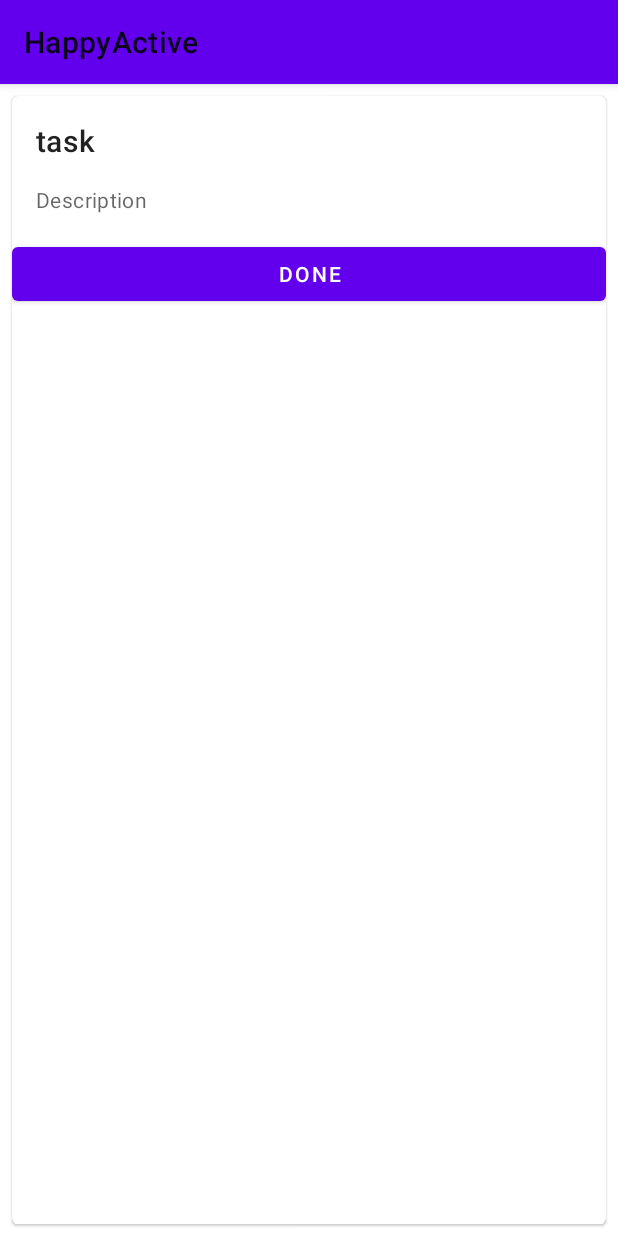
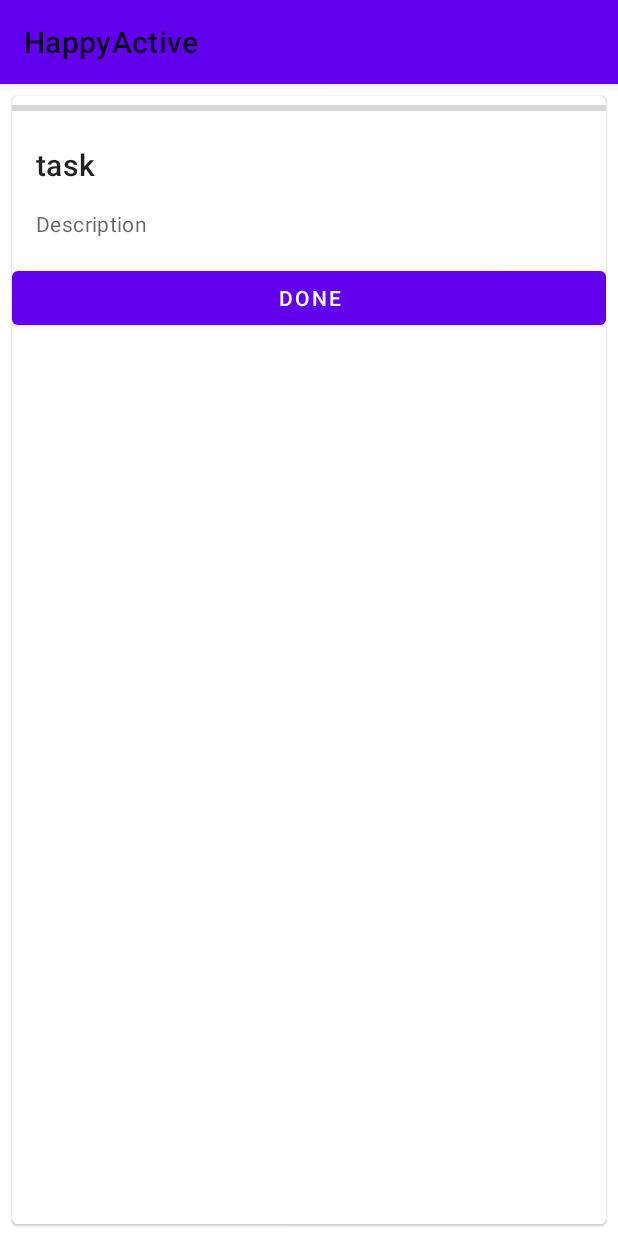
Before and after one commit to ZakharA/HappyActive, an Android app: the TaskFragment screen opened directly, with no data from a screen before it, on a phone screen of 412 x 824 dp. Run offline under Robolectric (Android 15) with nearby library versions, the phone set to English and light mode, and no system bars; our stand-ins replace Room's generated code; 4 statements that could not run were skipped.

Commit message:
impl: task progress bar

```diff
--- a/app/build.gradle
+++ b/app/build.gradle
@@ -34,6 +34,7 @@ dependencies {
     def arch_version = "2.1.0"
 
     implementation "androidx.room:room-runtime:$room_version"
+    implementation "androidx.viewpager2:viewpager2:1.0.0"
     implementation 'androidx.legacy:legacy-support-v4:1.0.0'
     implementation 'androidx.recyclerview:recyclerview:1.0.0'
     implementation 'com.google.android.material:material:1.0.0'
--- a/app/src/main/java/edu/monash/student/happyactive/fragments/TaskFragment.java
+++ b/app/src/main/java/edu/monash/student/happyactive/fragments/TaskFragment.java
@@ -11,9 +11,12 @@ import android.view.LayoutInflater;
 import android.view.View;
 import android.view.ViewGroup;
 import android.widget.Button;
+import android.widget.ProgressBar;
 import android.widget.TextView;
 
 import org.w3c.dom.Text;
+
+import java.util.List;
 
 import edu.monash.student.happyactive.ActivityPackages.viewModels.ActivitySessionViewModel;
 import edu.monash.student.happyactive.R;
@@ -29,6 +32,7 @@ public class TaskFragment extends Fragment {
     private TextView mTaskDescription;
     private TextView mTaskTitle;
     private ActivitySessionViewModel mSessionViewModel;
+    private ProgressBar mProgressBar;
 
     public TaskFragment() {
         // Required empty public constructor
@@ -52,11 +56,13 @@ public class TaskFragment extends Fragment {
 
         mTaskTitle = view.findViewById(R.id.task_title);
         mTaskDescription = view.findViewById(R.id.task_description);
+        mProgressBar = view.findViewById(R.id.task_progress_bar);
         Button doneButton = view.findViewById(R.id.done_task_button);
 
         doneButton.setOnClickListener(new View.OnClickListener() {
             @Override
             public void onClick(View v) {
+                mProgressBar.incrementProgressBy(1);
                 updateTaskCard(mSessionViewModel.completeCurrentTask());
             }
         });
@@ -70,8 +76,13 @@ public class TaskFragment extends Fragment {
                 new ActivitySessionViewModel.Factory(getActivity().getApplication(), 1l)).get(ActivitySessionViewModel.class);
         mSessionViewModel.getTasksOf(1).observe(getViewLifecycleOwner(), activityPackageWithTasks -> {
             mSessionViewModel.setTaskInSessionManger(activityPackageWithTasks.tasksList);
+            setUpProgressBar(activityPackageWithTasks.tasksList);
             updateTaskCard(mSessionViewModel.getTaskOnDisplay());
         });
+    }
+
+    private void setUpProgressBar(List<Task> tasksList) {
+        mProgressBar.setMax(tasksList.size());
     }
 
     private void updateTaskCard(Task task){
--- a/app/src/main/res/layout/fragment_task.xml
+++ b/app/src/main/res/layout/fragment_task.xml
@@ -16,6 +16,12 @@
             android:layout_width="match_parent"
             android:layout_height="match_parent"
             android:orientation="vertical">
+
+            <ProgressBar
+                android:id="@+id/task_progress_bar"
+                style="?android:attr/progressBarStyleHorizontal"
+                android:layout_width="match_parent"
+                android:layout_height="wrap_content" />
 
             <LinearLayout
                 android:layout_width="match_parent"
```
